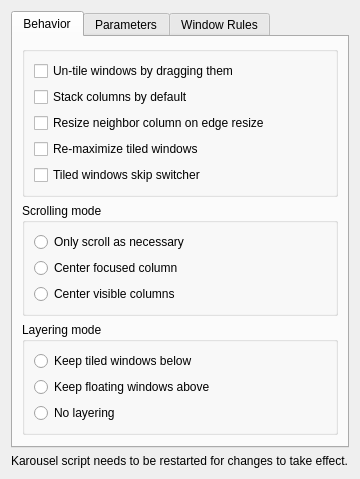
This is package/contents/ui/config.ui in peterfajdiga/karousel as Qt 5 draws it before an edit. The edited form follows.
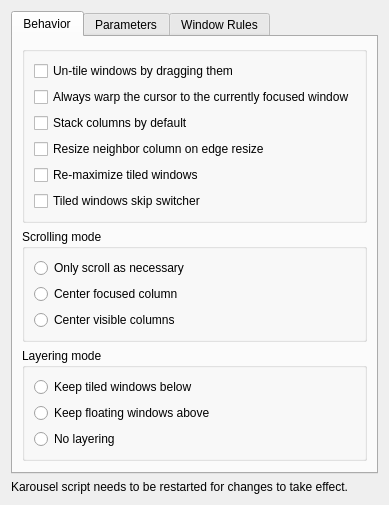
This is the edited form.

Commit message: feat: ui option to enable "cursor follows focus"

What changed in the file:
```diff
--- a/package/contents/ui/config.ui
+++ b/package/contents/ui/config.ui
@@ -29,6 +29,13 @@
                                                 </property>
                                             </widget>
                                         </item>
+                                        <item>
+                                            <widget class="QCheckBox" name="kcfg_cursorFollowsFocus">
+                                                <property name="text">
+                                                    <string>Always warp the cursor to the currently focused window</string>
+                                                </property>
+                                            </widget>
+                                        </item>
                                         <item>
                                             <widget class="QCheckBox" name="kcfg_stackColumnsByDefault">
                                                 <property name="text">
```
The commit also changes 3 other files.
